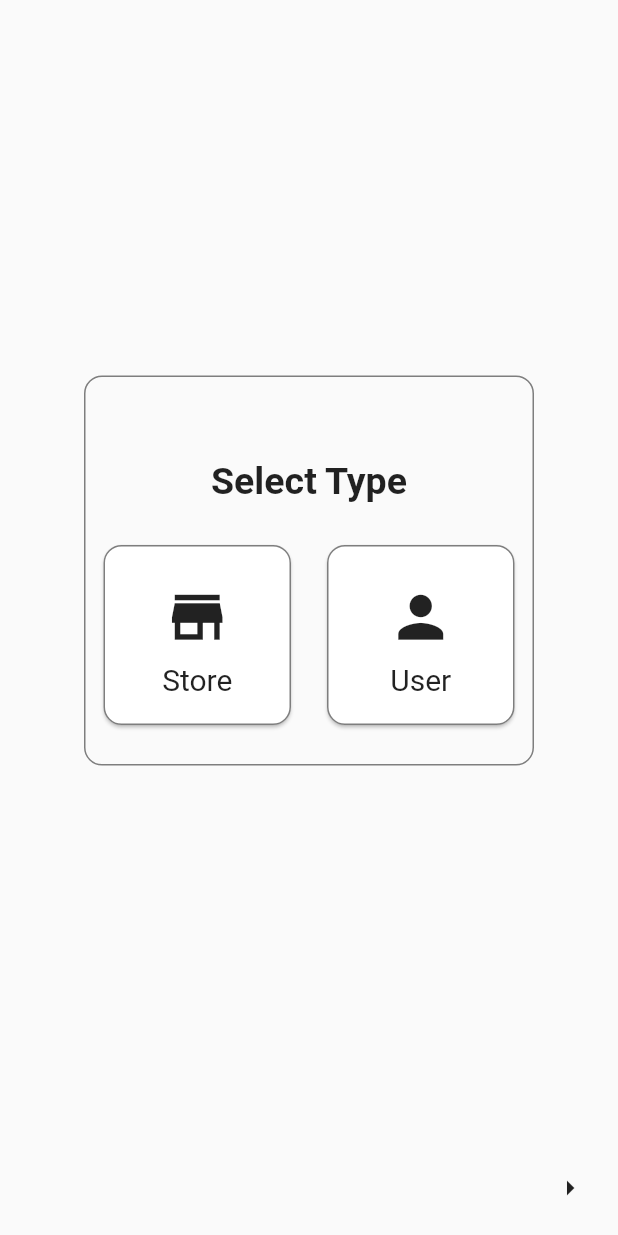
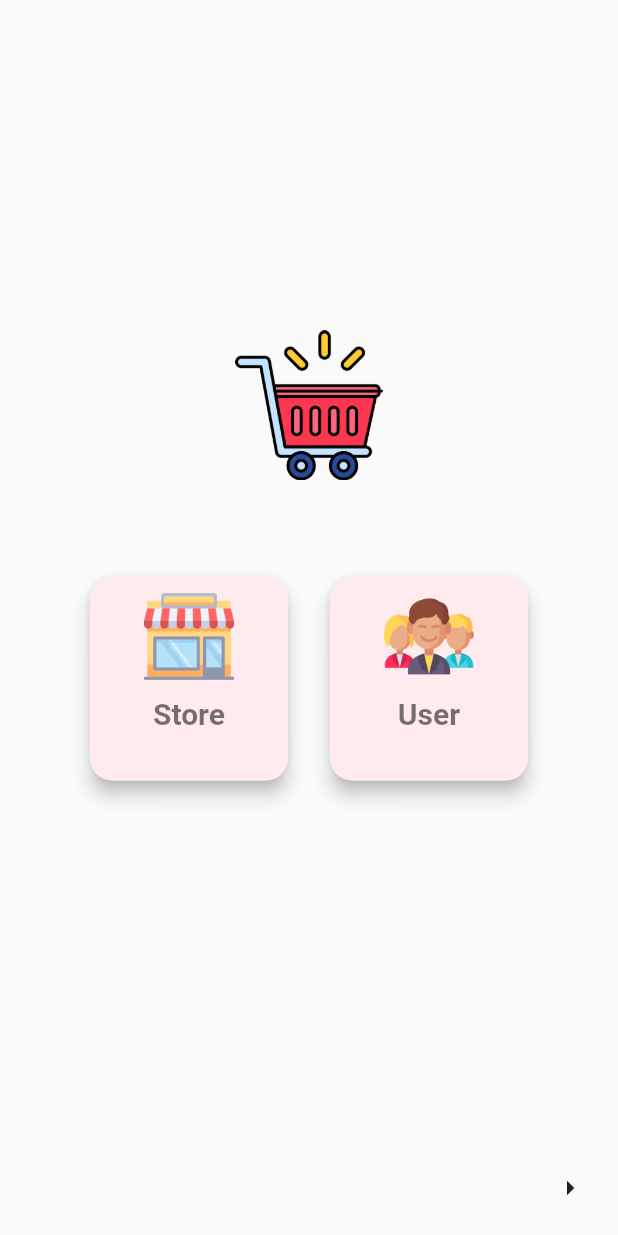
Before and after one commit to samueljazzjohn/Where2Buy, a Flutter app: the screen it shows after launch, on a phone screen of 412 x 824 dp. Run offline on Flutter 3.47's test engine with Material 2 defaults, Android fonts, the phone set to English and light mode, and no system bars; our stand-ins replace animated_splash_screen, fluttertoast, shared_preferences; Roboto replaces fonts that are missing (Georgia).

Commit message:
design changed

```diff
--- a/lib/Screen/type_screen.dart
+++ b/lib/Screen/type_screen.dart
@@ -1,8 +1,11 @@
+import 'dart:ui';
+
 import 'package:flutter/material.dart';
 import 'package:shared_preferences/shared_preferences.dart';
 import 'package:fluttertoast/fluttertoast.dart';
 import 'package:where2buy/Screen/login_screen.dart';
 import 'package:where2buy/Widgets/type_card.dart';
+import 'package:where2buy/assets.dart';
 
 ValueNotifier<bool> selectedNotifier = ValueNotifier(false);
 
@@ -11,6 +14,7 @@ class TypeScreen extends StatelessWidget {
 
   @override
   Widget build(BuildContext context) {
+    Size size = MediaQuery.of(context).size;
     // String type = "null";
     return Scaffold(
         body: SafeArea(
@@ -22,47 +26,63 @@ class TypeScreen extends StatelessWidget {
             child: Center(
                 child: Container(
                     width: 300,
-                    height: 260,
+                    // height: 400,
                     // alignment: Alignment.bottomCenter,
-                    decoration: BoxDecoration(
-                        border:
-                            Border.all(width: 1, color: const Color(0Xff7E7E7E)),
-                        borderRadius: BorderRadius.circular(12)),
+                    // decoration: BoxDecoration(
+                    //     border:
+                    //         Border.all(width: 1, color: const Color(0Xff7E7E7E)),
+                    //     borderRadius: BorderRadius.circular(12)),
                     child: Column(children: [
-                      const Expanded(
-                          flex: 1,
+              // const Expanded(
+              //     flex: 1,
+              //     child: Padding(
+              //       padding: EdgeInsets.only(top: 75),
+              //       child: Text('Select Type',
+              //           style: TextStyle(
+              //               // color:Colors.redAccent,
+              //               fontWeight: FontWeight.bold,
+              //               fontSize: 20)),
+              //     )),
+              Expanded(
+                flex:2,
                   child: Padding(
-                            padding: EdgeInsets.only(top: 55),
-                            child: Text('Select Type',
-                                style: TextStyle(
-                                    fontWeight: FontWeight.bold, fontSize: 25)),
+                    padding: const EdgeInsets.only(bottom:60.0),
+                    child: Image.asset(
+                cart1,
+                alignment:Alignment.bottomCenter,
+                width: 100,
+                height: 100,
+                // color: Colors.redAccent,
+              ),
                   )),
               Expanded(
                   flex: 2,
-                          child: Center(
                   child: Row(
+                    crossAxisAlignment: CrossAxisAlignment.start,
                     mainAxisAlignment: MainAxisAlignment.spaceEvenly,
                     // crossAxisAlignment: CrossAxisAlignment.start,
-                            children: const [
+                    children:  [
                   Expanded(
-                                child: TypeCard(
-                                  cardWidth: 80,
-                                  cardHeight: 120,
-                                  cardIcon: Icons.store,
-                                  cardName: 'Store',
-                                  type: 'store',
-                                ),
+
+                    child:Container(
+                      margin: EdgeInsets.only(right:10),
+                      width:size.width * 0.30,
+                      height:size.width * 0.35,
+                      child: TypeCard(cardImage: shop, type: 'store', cardName: 'Store')
+                    )
                   ),
                   Expanded(
-                                  child: TypeCard(
-                                cardWidth: 80,
-                                cardHeight: 120,
-                                cardIcon: Icons.person,
-                                cardName: 'User',
-                                type: 'user',
-                              )),
+
+                  // )
+                  child:Container(
+                      margin: EdgeInsets.only(left:10),
+                      width:size.width * 0.30,
+                      height:size.width * 0.35,
+                      child: TypeCard(cardImage: customer, type: 'user', cardName: 'User')
+                    )
+                  ),
                     ],
-                          )))
+                  ))
             ]))),
           ),
           Expanded(
@@ -86,7 +106,9 @@ class TypeScreen extends StatelessWidget {
                             Navigator.push(context,
                                 MaterialPageRoute(builder: (context) {
                               print(typeNotifier.value);
-                              return LoginScreen(type: typeNotifier.value,);
+                              return LoginScreen(
+                                type: typeNotifier.value,
+                              );
                             }));
                           }
                         },
--- a/lib/Widgets/divider.dart
+++ b/lib/Widgets/divider.dart
@@ -11,12 +11,12 @@ class ColumnDiveder extends StatelessWidget {
         children:const [
           Expanded(child: Padding(
             padding: EdgeInsets.only(right:2.0),
-            child: Divider(color:Colors.black87),
+            child: Divider(color:Colors.black12),
           )),
-          Text('Or Continue with'),
+          Text('Or Continue with',style: TextStyle(color:Colors.black12)),
           Expanded(child: Padding(
             padding: EdgeInsets.only(left:2.0),
-            child: Divider(color:Colors.black87),
+            child: Divider(color:Colors.black12),
           ))
         ]
       ) ,
--- a/lib/Widgets/type_card.dart
+++ b/lib/Widgets/type_card.dart
@@ -1,20 +1,16 @@
 import 'package:flutter/material.dart';
 import 'package:shared_preferences/shared_preferences.dart';
+import 'package:where2buy/assets.dart';
 
 ValueNotifier<String> typeNotifier = ValueNotifier<String>('nodata');
 
-
 class TypeCard extends StatelessWidget {
-  final double cardWidth;
-  final double cardHeight;
-  final IconData cardIcon;
+  final String cardImage;
   final String cardName;
   final String type;
   const TypeCard(
       {Key? key,
-      required this.cardWidth,
-      required this.cardHeight,
-      required this.cardIcon,
+      required this.cardImage,
       required this.type,
       // required this.value,
       required this.cardName})
@@ -28,40 +24,31 @@ class TypeCard extends StatelessWidget {
       },
       child: ValueListenableBuilder(
         valueListenable: typeNotifier,
-        builder: (BuildContext context, String value,  child) {
+        builder: (BuildContext context, String value, child) {
           return Card(
-            margin: const EdgeInsets.all(12),
-            shape: RoundedRectangleBorder(
-                borderRadius: BorderRadius.circular(12),
-                side: (value == type && value != 'nodata')
-                    ? const BorderSide(width: 1, color: Colors.blue)
-                    : const BorderSide(width: 1, color: Color(0Xff7E7E7E))),
-            child: SizedBox(
-              width: cardWidth,
-              height: cardHeight,
-              child: Column(
-                mainAxisAlignment: MainAxisAlignment.center,
-                children: [
-                  Padding(
-                    padding: const EdgeInsets.only(top: 15),
-                    child: Icon(
-                      cardIcon,
-                      size: 45,
-                    ),
+              // margin: EdgeInsets.symmetric(vertical: 10),
+              elevation: type==value && type!='nodata' ? 10 : 5 ,
+              shape: RoundedRectangleBorder(
+                borderRadius: BorderRadius.circular(15),
+              ),
+              color: type==value && type!='nodata' ? Colors.red[100] : Colors.red[50],
+              child: Column(children: [
+                Padding(
+                  padding: const EdgeInsets.all(10.0),
+                  child: Image.asset(
+                    cardImage,
+                    width: 60,
+                    height: 60,
                   ),
-                  // const SizedBox(width: 15),
-                  Padding(
-                    padding: const EdgeInsets.all(8.0),
-                    child: Text(
-                      cardName,
-                      style:const TextStyle(fontSize: 20),
-                    ),
-                  )
-                  // Expanded(flex: 2, child: cardName!=null  ? Text(cardName!) : SizedBox())
-                ],
-              ),
-            ),
-          );
+                ),
+                Text(
+                  cardName,
+                  style: TextStyle(
+                      color: Colors.black54,
+                      fontWeight: FontWeight.bold,
+                      fontSize: 20),
+                )
+              ]));
         },
       ),
     );
--- a/lib/assets.dart
+++ b/lib/assets.dart
@@ -3,3 +3,7 @@
 String facebook = 'assets/images/facebook.png';
 String google = 'assets/images/search.png';
 String location = 'assets/images/location.png';
+String cart1 = 'assets/images/empty-cart.png';
+String customer = 'assets/images/man.png';
+String cart2 ='assets/images/shopping-cart-full-sign.png';
+String shop = 'assets/images/shops.png';
--- a/lib/main.dart
+++ b/lib/main.dart
@@ -12,10 +12,7 @@ class MyApp extends StatelessWidget {
   Widget build(BuildContext context) {
     return MaterialApp(
       title: 'Where2Buy',
-      theme: ThemeData(
-        primarySwatch: Colors.red,
-        fontFamily:'Georgia'
-      ),
+      theme: ThemeData(primarySwatch: Colors.red, fontFamily: 'Georgia'),
       home: const SplashScreen(),
     );
   }
```
Also changed, not shown: lib/Screen/User/usr_home_screen.dart (+56 -3 lines), lib/Screen/login_screen.dart (+25 -4 lines), lib/Screen/splash_screen.dart (+8 -4 lines), assets/images/carts.png (added), assets/images/empty-cart.png (added), assets/images/man.png (added), assets/images/shop2.png (added), assets/images/shopping-bag.png (added), assets/images/shopping-cart-full-sign.png (added), assets/images/shops.png (added). Lines whose indentation alone changed are shown as unchanged.
